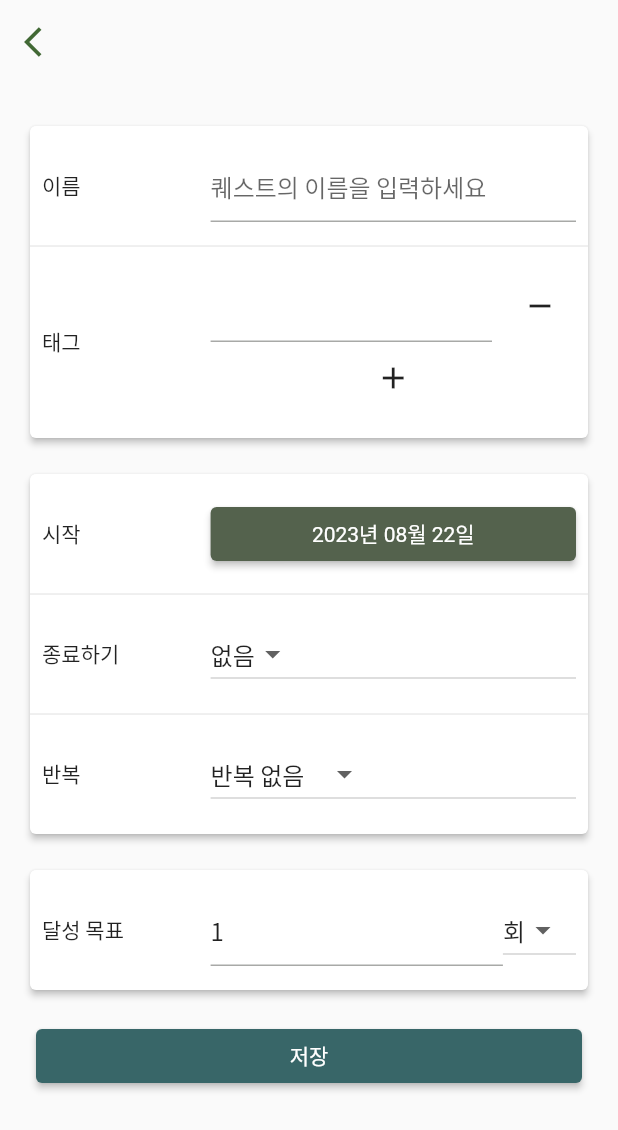
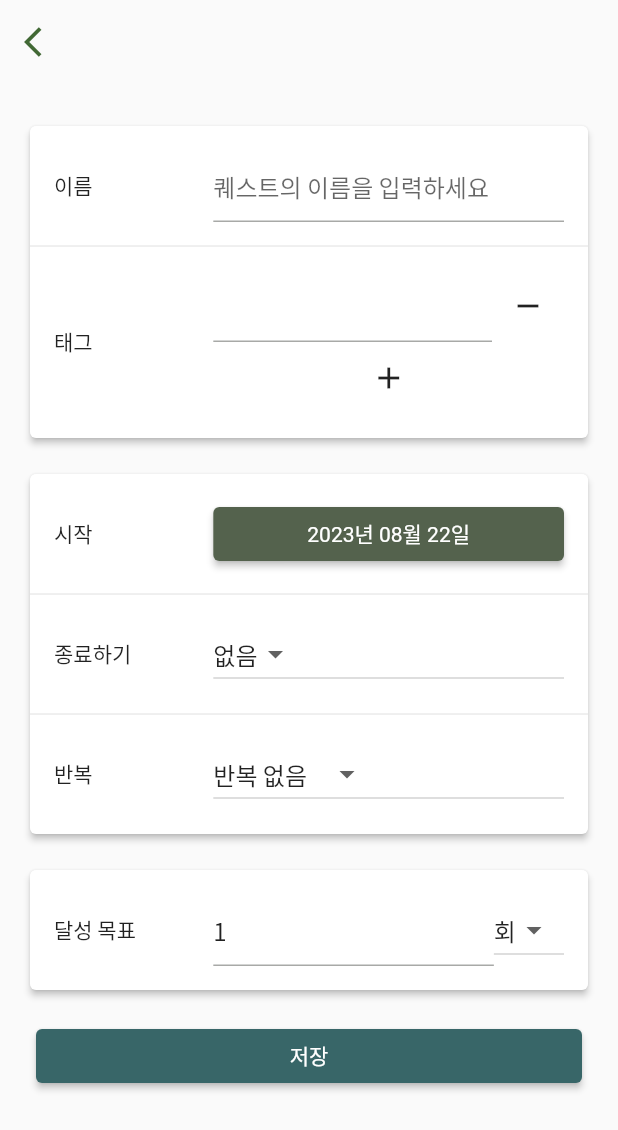
Before and after one commit to lockcept/Quelendar, a Flutter app: the QuestEditView screen opened directly, after a tap on the "add" icon, on a phone screen of 412 x 824 dp. Shown: the top 1130 px of the screen. Run offline on Flutter 3.47's test engine with Material 2 defaults, Android fonts, the phone set to English and light mode, and no system bars; our stand-ins replace nanoid, numberpicker.

Commit message:
chore: 세세한 비율 조절

```diff
--- a/lib/item/quest_edit_view.dart
+++ b/lib/item/quest_edit_view.dart
@@ -113,7 +113,6 @@ class QuestEditViewState extends State<QuestEditView> {
                           },
                         ),
                       ),
-                      const SizedBox(width: 8.0),
                       IconButton(
                         icon: const Icon(Icons.remove),
                         onPressed: () {
--- a/lib/util/card_table.dart
+++ b/lib/util/card_table.dart
@@ -17,7 +17,7 @@ class CardTableState extends State<CardTable> {
         return Container(
           constraints: const BoxConstraints(minHeight: 30.0),
           child: Padding(
-            padding: const EdgeInsets.all(8.0),
+            padding: const EdgeInsets.symmetric(vertical: 8.0, horizontal: 16.0),
             child: Row(
               children: [
                 Expanded(
@@ -25,7 +25,7 @@ class CardTableState extends State<CardTable> {
                   child: Text(entry.key),
                 ),
                 const SizedBox(
-                  width: 8.0,
+                  width: 6.0,
                   height: 24,
                 ),
                 Expanded(flex: 7, child: entry.value),
```
Also changed, not shown: lib/util/number_scroll_row.dart (+3 -4 lines).
